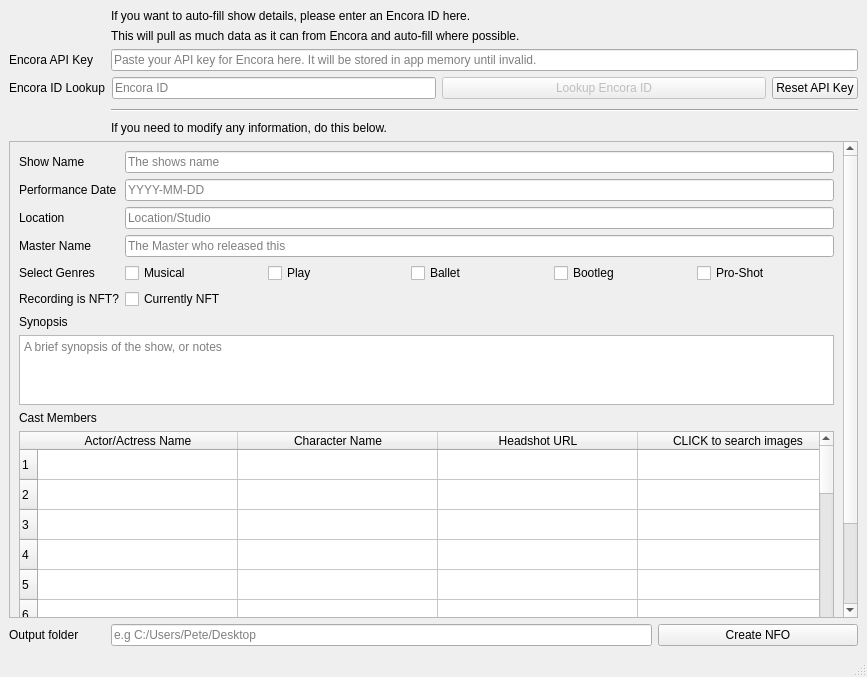
First picture: the form in mainwindow.ui, repository pekempy/NFOBuilder, before the edit.
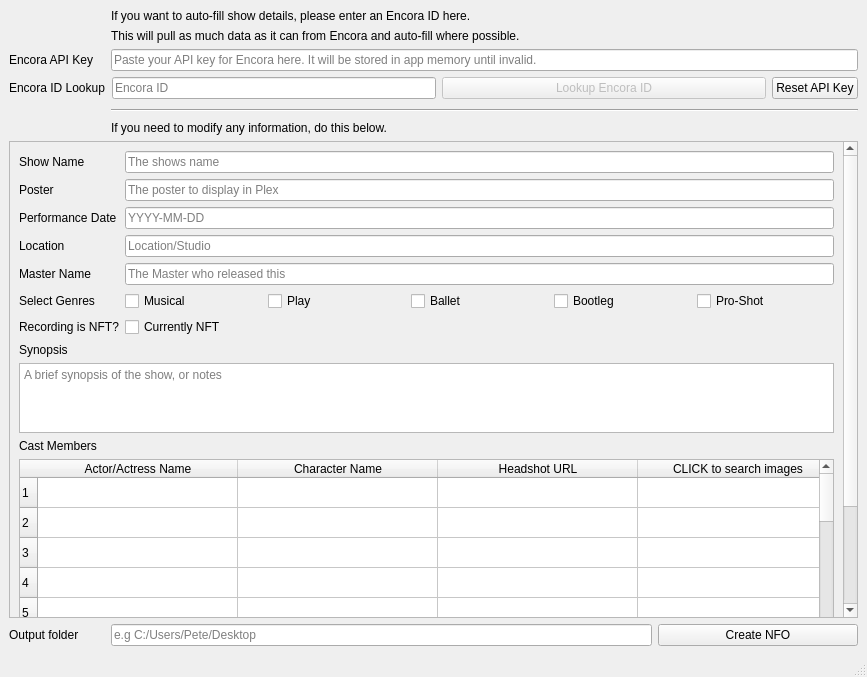
Second picture: the form after the edit. Icons and pictures are not drawn.

Commit message: Add input for show poster [NFO path may not be correct]

Patch:
```diff
--- a/mainwindow.ui
+++ b/mainwindow.ui
@@ -205,7 +205,7 @@
          <x>0</x>
          <y>0</y>
          <width>833</width>
-         <height>616</height>
+         <height>647</height>
         </rect>
        </property>
        <layout class="QFormLayout" name="formLayout_2">
@@ -229,14 +229,14 @@
           </property>
          </widget>
         </item>
-        <item row="1" column="0">
+        <item row="2" column="0">
          <widget class="QLabel" name="showDateLabel">
           <property name="text">
            <string>Performance Date</string>
           </property>
          </widget>
         </item>
-        <item row="1" column="1">
+        <item row="2" column="1">
          <widget class="QLineEdit" name="showDateInput">
           <property name="minimumSize">
            <size>
@@ -249,14 +249,14 @@
           </property>
          </widget>
         </item>
-        <item row="2" column="0">
+        <item row="3" column="0">
          <widget class="QLabel" name="showLocationLabel">
           <property name="text">
            <string>Location</string>
           </property>
          </widget>
         </item>
-        <item row="2" column="1">
+        <item row="3" column="1">
          <widget class="QLineEdit" name="showLocationInput">
           <property name="minimumSize">
            <size>
@@ -272,14 +272,14 @@
           </property>
          </widget>
         </item>
-        <item row="3" column="0">
+        <item row="4" column="0">
          <widget class="QLabel" name="showMasterLabel">
           <property name="text">
            <string>Master Name</string>
           </property>
          </widget>
         </item>
-        <item row="3" column="1">
+        <item row="4" column="1">
          <widget class="QLineEdit" name="showMasterInput">
           <property name="minimumSize">
            <size>
@@ -292,14 +292,14 @@
           </property>
          </widget>
         </item>
-        <item row="8" column="0">
+        <item row="9" column="0">
          <widget class="QLabel" name="showSynopsisLabel">
           <property name="text">
            <string>Synopsis</string>
           </property>
          </widget>
         </item>
-        <item row="9" column="0" colspan="2">
+        <item row="10" column="0" colspan="2">
          <widget class="QTextEdit" name="showSynopsisInput">
           <property name="sizePolicy">
            <sizepolicy hsizetype="Expanding" vsizetype="Maximum">
@@ -318,22 +318,22 @@
           </property>
          </widget>
         </item>
-        <item row="6" column="0">
-         <widget class="QLabel" name="label_2">
+        <item row="7" column="0">
+         <widget class="QLabel" name="showNFTLabel">
           <property name="text">
            <string>Recording is NFT?</string>
           </property>
          </widget>
         </item>
-        <item row="5" column="0">
-         <widget class="QLabel" name="label">
+        <item row="6" column="0">
+         <widget class="QLabel" name="showGenreLabel">
           <property name="text">
            <string>Select Genres</string>
           </property>
          </widget>
         </item>
-        <item row="5" column="1">
-         <layout class="QHBoxLayout" name="horizontalLayout_6">
+        <item row="6" column="1">
+         <layout class="QHBoxLayout" name="genreLayout">
           <property name="topMargin">
            <number>0</number>
           </property>
@@ -374,21 +374,21 @@
           </item>
          </layout>
         </item>
-        <item row="6" column="1">
+        <item row="7" column="1">
          <widget class="QCheckBox" name="isNFTCheckbox">
           <property name="text">
            <string>Currently NFT</string>
           </property>
          </widget>
         </item>
-        <item row="10" column="0">
+        <item row="11" column="0">
          <widget class="QLabel" name="CastLabel">
           <property name="text">
            <string>Cast Members</string>
           </property>
          </widget>
         </item>
-        <item row="11" column="0" colspan="2">
+        <item row="12" column="0" colspan="2">
          <widget class="QTableWidget" name="castTable">
           <property name="minimumSize">
            <size>
@@ -1276,6 +1276,20 @@
           </item>
          </widget>
         </item>
+        <item row="1" column="0">
+         <widget class="QLabel" name="showPosterLabel">
+          <property name="text">
+           <string>Poster</string>
+          </property>
+         </widget>
+        </item>
+        <item row="1" column="1">
+         <widget class="QLineEdit" name="showPosterInput">
+          <property name="placeholderText">
+           <string>The poster to display in Plex</string>
+          </property>
+         </widget>
+        </item>
        </layout>
       </widget>
      </widget>
```
Left out of the diff: 23 changed lines with no effect on the pictures. The commit also changes 2 other files.
